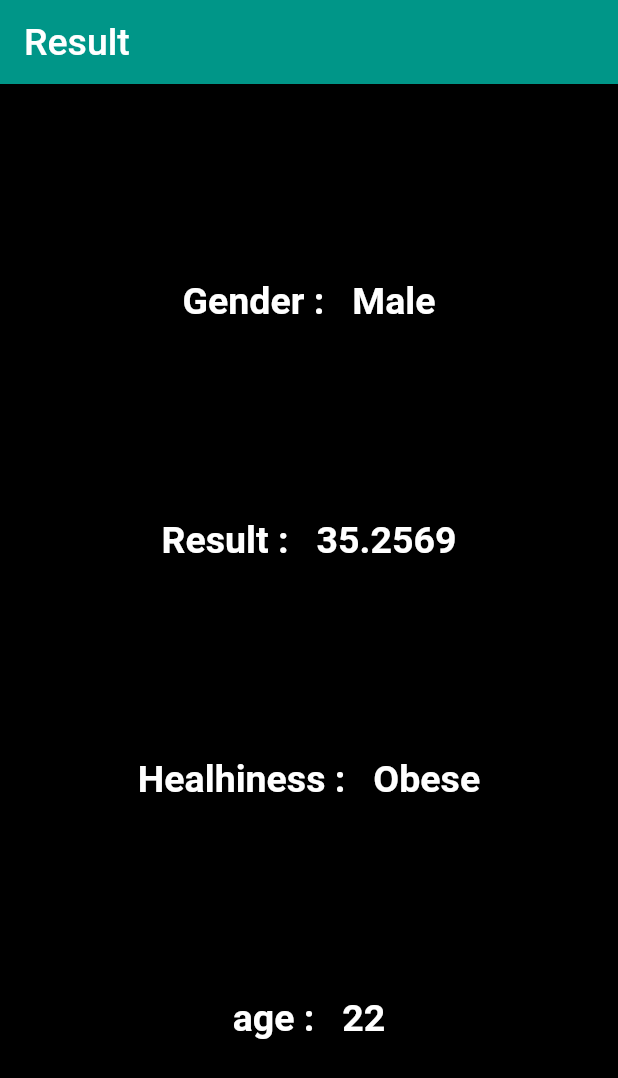
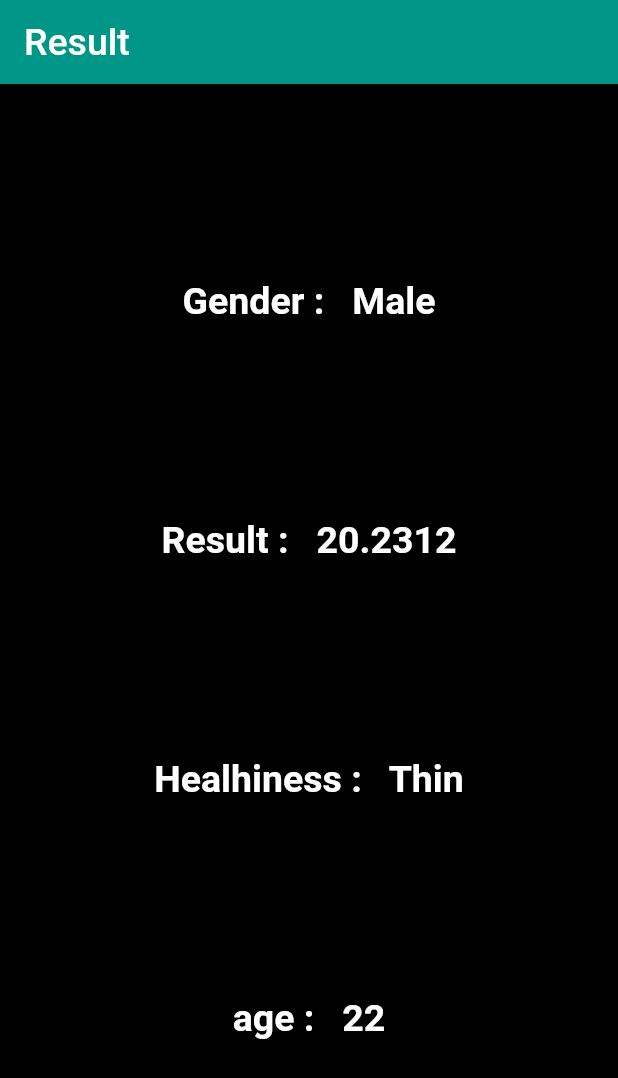
Before and after one commit to Devsaci/bmifoulaihapp, a Flutter app: the screen it shows after launch, on a phone screen of 412 x 824 dp. Shown: the top 1078 px of the screen. Run offline on Flutter 3.47's test engine with Material 2 defaults, Android fonts, the phone set to English and light mode, and no system bars.

Commit message:
TextAlign

```diff
--- a/lib/main.dart
+++ b/lib/main.dart
@@ -24,7 +24,7 @@ class MyApp extends StatelessWidget {
         canvasColor: Colors.black,
         primarySwatch: Colors.teal,
       ),
-      home:  const Result(result: 35.2568569,isMale: true,age: 22,),
+      home:  const Result(result: 20.231245,isMale: true,age: 22,),
     );
   }
 }
--- a/lib/result.dart
+++ b/lib/result.dart
@@ -44,7 +44,8 @@ class Result extends StatelessWidget {
             ),
             Text(
               "Healhiness :   $resultPhrase",
-                style: Theme.of(context).textTheme.headline2
+                style: Theme.of(context).textTheme.headline2,
+                textAlign: TextAlign.center,
             ),
             Text(
               "age :   $age",
```
